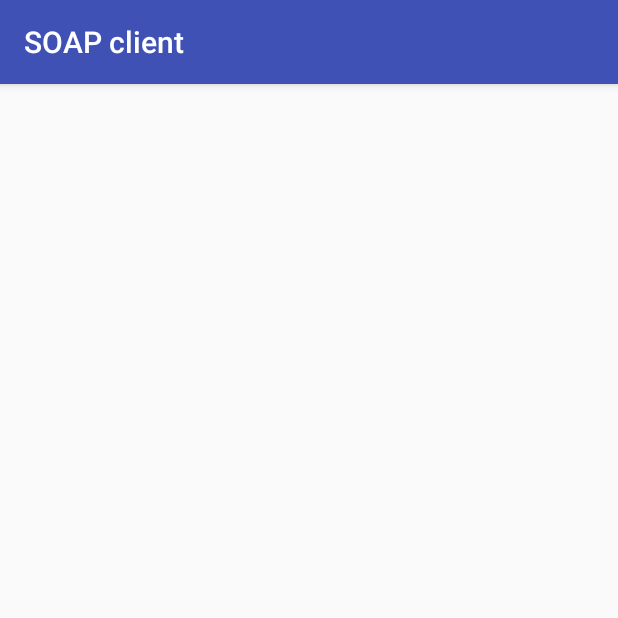
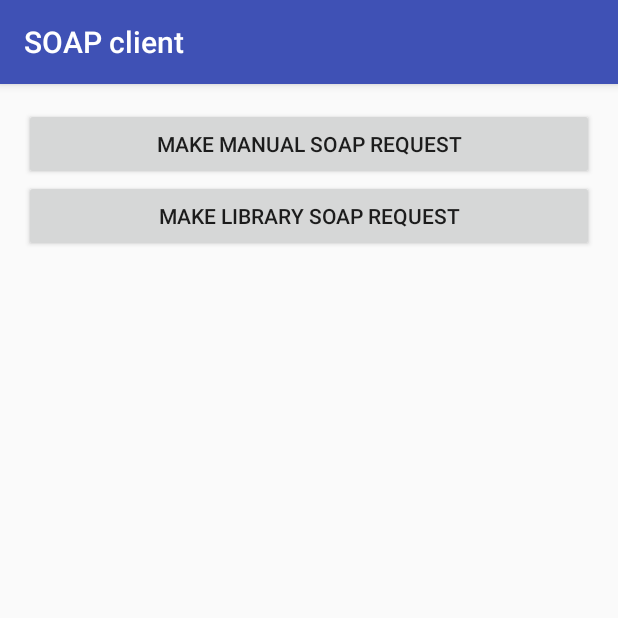
Before and after one commit to joelbu/VS_pascalo_Webservices, an Android app: the SOAP_client screen opened directly, with no data from a screen before it, on a phone screen of 412 x 824 dp, the top half of it. Run offline under Robolectric (Android 15) with nearby library versions, the phone set to English and light mode, and no system bars.

Commit message:
Working further on manual SOAP request

```diff
--- a/app/src/main/java/ch/ethz/inf/vs/a2/pascalo/vs_pascalo_webservices/SOAP_client.java
+++ b/app/src/main/java/ch/ethz/inf/vs/a2/pascalo/vs_pascalo_webservices/SOAP_client.java
@@ -2,15 +2,22 @@ package ch.ethz.inf.vs.a2.pascalo.vs_pascalo_webservices;
 
 import android.support.v7.app.AppCompatActivity;
 import android.os.Bundle;
+import android.view.View;
 
 import ch.ethz.inf.vs.a2.sensor.SensorListener;
+import ch.ethz.inf.vs.a2.solution.sensor.XmlSensor;
 
-public class SOAP_client extends AppCompatActivity implements SensorListener {
+public class SOAP_client extends AppCompatActivity implements SensorListener,  View.OnClickListener {
+
+    private XmlSensor mXmlSensor;
 
     @Override
     protected void onCreate(Bundle savedInstanceState) {
         super.onCreate(savedInstanceState);
         setContentView(R.layout.activity_soap_client);
+
+        mXmlSensor = new XmlSensor();
+        findViewById(R.id.soap_client_manual_button).setOnClickListener(this);
     }
 
     @Override
@@ -22,4 +29,9 @@ public class SOAP_client extends AppCompatActivity implements SensorListener {
     public void onReceiveMessage(String message) {
 
     }
+
+    @Override
+    public void onClick(View v) {
+        mXmlSensor.getTemperature();
+    }
 }
--- a/app/src/main/res/layout/activity_soap_client.xml
+++ b/app/src/main/res/layout/activity_soap_client.xml
@@ -10,4 +10,19 @@
     android:paddingTop="@dimen/activity_vertical_margin"
     tools:context="ch.ethz.inf.vs.a2.pascalo.vs_pascalo_webservices.SOAP_client">
 
+    <Button
+        android:text="@string/make_manual_soap_request"
+        android:layout_width="match_parent"
+        android:layout_height="wrap_content"
+        android:id="@+id/soap_client_manual_button"
+        android:layout_alignParentTop="true"
+        android:layout_alignParentStart="true" />
+
+    <Button
+        android:text="@string/make_library_soap_request"
+        android:layout_width="match_parent"
+        android:layout_height="wrap_content"
+        android:id="@+id/soap_client_library_button"
+        android:layout_below="@+id/soap_client_manual_button"
+        android:layout_alignParentStart="true" />
 </RelativeLayout>
--- a/app/src/main/res/values/strings.xml
+++ b/app/src/main/res/values/strings.xml
@@ -15,5 +15,7 @@
     <string name="start_service">Start service</string>
     <string name="stop_service">Stop service</string>
     <string name="no_info">No info</string>
+    <string name="make_manual_soap_request">Make manual SOAP request</string>
+    <string name="make_library_soap_request">Make library SOAP request</string>
     make_url_request
 </resources>
```
Also changed, not shown: app/src/main/java/ch/ethz/inf/vs/a2/solution/sensor/XmlSensor.java (+35 -6 lines).
